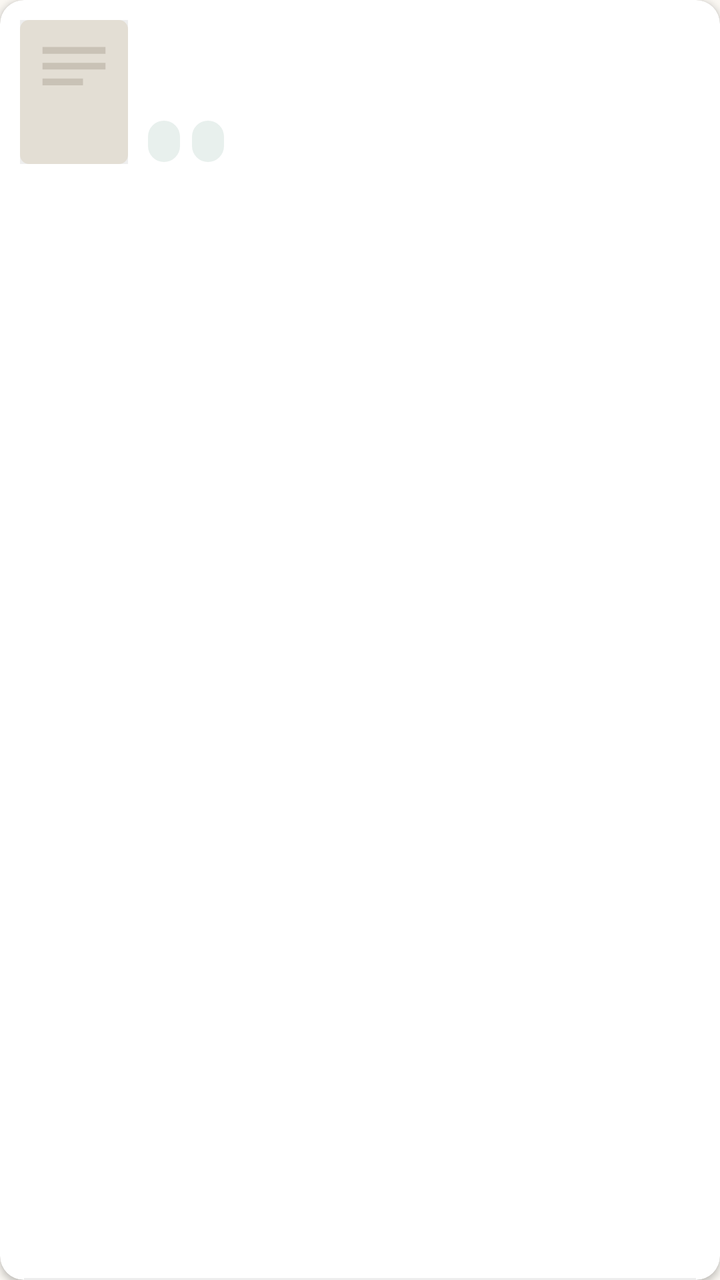
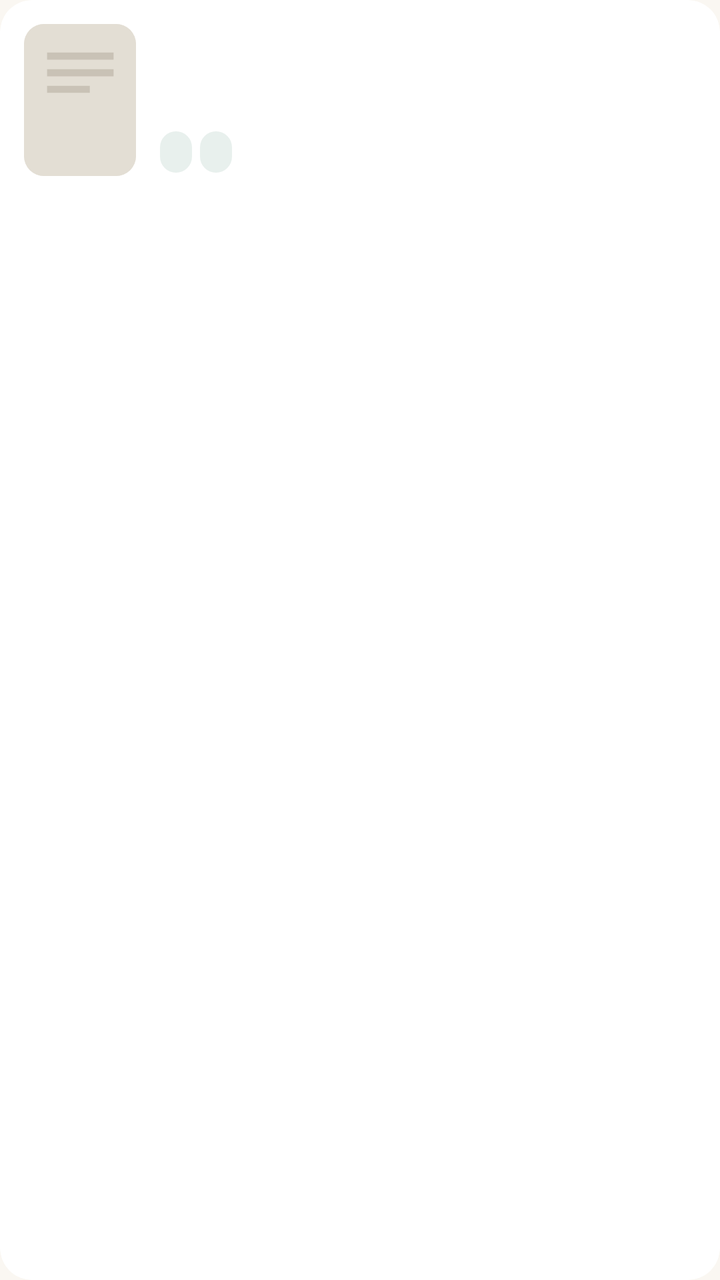

An Android layout rendered at two revisions. The XML below is the earlier revision; the diff shows what the commit changed to produce the second picture.
<!-- AndroidManifest.xml: application theme Theme.Bookshelf -->
<!-- res/layout/item_book.xml -->
<?xml version="1.0" encoding="utf-8"?>
<androidx.cardview.widget.CardView xmlns:android="http://schemas.android.com/apk/res/android"
    xmlns:app="http://schemas.android.com/apk/res-auto"
    android:layout_width="match_parent"
    android:layout_height="wrap_content"
    android:layout_marginHorizontal="10dp"
    android:layout_marginVertical="5dp"
    app:cardCornerRadius="12dp"
    app:cardElevation="2dp">

    <LinearLayout
        android:layout_width="match_parent"
        android:layout_height="wrap_content"
        android:orientation="horizontal"
        android:gravity="center_vertical"
        android:padding="10dp">

        <ImageView
            android:id="@+id/iv_cover"
            android:layout_width="54dp"
            android:layout_height="72dp"
            android:background="#EEE"
            android:scaleType="centerCrop"
            android:src="@drawable/ic_cover_placeholder" />

        <LinearLayout
            android:layout_width="0dp"
            android:layout_height="wrap_content"
            android:layout_weight="1"
            android:layout_marginStart="10dp"
            android:orientation="vertical">

            <TextView
                android:id="@+id/tv_title"
                android:layout_width="match_parent"
                android:layout_height="wrap_content"
                android:textSize="16sp"
                android:textStyle="bold"
                android:textColor="@color/text_main"
                android:maxLines="2"
                android:ellipsize="end" />

            <TextView
                android:id="@+id/tv_author"
                android:layout_width="match_parent"
                android:layout_height="wrap_content"
                android:layout_marginTop="4dp"
                android:textSize="13sp"
                android:textColor="@color/text_sub"
                android:maxLines="1"
                android:ellipsize="end" />

            <LinearLayout
                android:layout_width="match_parent"
                android:layout_height="wrap_content"
                android:layout_marginTop="6dp"
                android:orientation="horizontal">

                <TextView
                    android:id="@+id/tv_location"
                    android:layout_width="wrap_content"
                    android:layout_height="wrap_content"
                    android:background="@drawable/bg_chip"
                    android:paddingHorizontal="8dp"
                    android:paddingVertical="3dp"
                    android:textSize="11sp"
                    android:textColor="?attr/colorPrimary" />

                <TextView
                    android:id="@+id/tv_stock"
                    android:layout_width="wrap_content"
                    android:layout_height="wrap_content"
                    android:layout_marginStart="6dp"
                    android:background="@drawable/bg_chip"
                    android:paddingHorizontal="8dp"
                    android:paddingVertical="3dp"
                    android:textSize="11sp"
                    android:textColor="?attr/colorPrimary" />
            </LinearLayout>

            
            <LinearLayout
                android:id="@+id/tags_row"
                android:layout_width="match_parent"
                android:layout_height="wrap_content"
                android:layout_marginTop="6dp"
                android:orientation="horizontal"
                android:visibility="gone" />
        </LinearLayout>

        <TextView
            android:id="@+id/tv_rating"
            android:layout_width="wrap_content"
            android:layout_height="wrap_content"
            android:layout_marginStart="6dp"
            android:textSize="13sp"
            android:textColor="?attr/colorSecondary" />
    </LinearLayout>

    
    <View
        android:layout_width="match_parent"
        android:layout_height="1dp"
        android:layout_gravity="bottom"
        android:layout_marginHorizontal="12dp"
        android:background="@color/divider_faint" />
</androidx.cardview.widget.CardView>
<!-- resources referenced by this layout -->
<resources>
  <color name="divider_faint">#12000000</color>
  <!-- drawable bg_chip (drawable) -->
  <?xml version="1.0" encoding="utf-8"?>
  <shape xmlns:android="http://schemas.android.com/apk/res/android" android:shape="rectangle">
      <solid android:color="@color/chip_bg" />
      <corners android:radius="8dp" />
  </shape>
  <style name="Theme.Bookshelf" parent="Theme.Material3.Light.NoActionBar">
          <item name="colorPrimary">@color/primary</item>
          <item name="colorPrimaryVariant">@color/primary_dark</item>
          <item name="colorSecondary">@color/accent</item>
          <item name="android:colorBackground">@color/bg_page</item>
          <item name="android:statusBarColor">@color/primary_dark</item>
          
          <item name="chip_bg">@color/chip_bg</item>
      </style>
  <!-- unchanged entries left out for length: 8 -->
</resources>

<!-- the commit's change to res/layout/item_book.xml (unified diff, before → after) -->
@@ -1,25 +1,25 @@
 <?xml version="1.0" encoding="utf-8"?>
 <androidx.cardview.widget.CardView xmlns:android="http://schemas.android.com/apk/res/android"
     xmlns:app="http://schemas.android.com/apk/res-auto"
+    style="@style/Widget.Bookshelf.Card"
     android:layout_width="match_parent"
     android:layout_height="wrap_content"
-    android:layout_marginHorizontal="10dp"
-    android:layout_marginVertical="5dp"
-    app:cardCornerRadius="12dp"
-    app:cardElevation="2dp">
+    android:layout_marginHorizontal="@dimen/page_padding"
+    android:layout_marginVertical="@dimen/space_xs">
 
     <LinearLayout
         android:layout_width="match_parent"
         android:layout_height="wrap_content"
         android:orientation="horizontal"
         android:gravity="center_vertical"
-        android:padding="10dp">
+        android:padding="@dimen/space_md">
 
         <ImageView
             android:id="@+id/iv_cover"
-            android:layout_width="54dp"
-            android:layout_height="72dp"
-            android:background="#EEE"
+            android:layout_width="56dp"
+            android:layout_height="76dp"
+            android:background="@drawable/bg_cover"
+            android:clipToOutline="true"
             android:scaleType="centerCrop"
             android:src="@drawable/ic_cover_placeholder" />
 
@@ -27,16 +27,16 @@
             android:layout_width="0dp"
             android:layout_height="wrap_content"
             android:layout_weight="1"
-            android:layout_marginStart="10dp"
+            android:layout_marginStart="@dimen/space_md"
             android:orientation="vertical">
 
             <TextView
                 android:id="@+id/tv_title"
                 android:layout_width="match_parent"
                 android:layout_height="wrap_content"
-                android:textSize="16sp"
+                android:textSize="@dimen/text_headline"
                 android:textStyle="bold"
-                android:textColor="@color/text_main"
+                android:textColor="?attr/on_surface"
                 android:maxLines="2"
                 android:ellipsize="end" />
 
@@ -44,16 +44,16 @@
                 android:id="@+id/tv_author"
                 android:layout_width="match_parent"
                 android:layout_height="wrap_content"
-                android:layout_marginTop="4dp"
-                android:textSize="13sp"
-                android:textColor="@color/text_sub"
+                android:layout_marginTop="@dimen/space_xs"
+                android:textSize="@dimen/text_body_small"
+                android:textColor="?attr/on_surface_variant"
                 android:maxLines="1"
                 android:ellipsize="end" />
 
             <LinearLayout
                 android:layout_width="match_parent"
                 android:layout_height="wrap_content"
-                android:layout_marginTop="6dp"
+                android:layout_marginTop="@dimen/space_sm"
                 android:orientation="horizontal">
 
                 <TextView
@@ -61,21 +61,21 @@
                     android:layout_width="wrap_content"
                     android:layout_height="wrap_content"
                     android:background="@drawable/bg_chip"
-                    android:paddingHorizontal="8dp"
+                    android:paddingHorizontal="@dimen/space_sm"
                     android:paddingVertical="3dp"
-                    android:textSize="11sp"
-                    android:textColor="?attr/colorPrimary" />
+                    android:textSize="@dimen/text_caption"
+                    android:textColor="?attr/on_primary_container" />
 
                 <TextView
                     android:id="@+id/tv_stock"
                     android:layout_width="wrap_content"
                     android:layout_height="wrap_content"
-                    android:layout_marginStart="6dp"
+                    android:layout_marginStart="@dimen/space_xs"
                     android:background="@drawable/bg_chip"
-                    android:paddingHorizontal="8dp"
+                    android:paddingHorizontal="@dimen/space_sm"
                     android:paddingVertical="3dp"
-                    android:textSize="11sp"
-                    android:textColor="?attr/colorPrimary" />
+                    android:textSize="@dimen/text_caption"
+                    android:textColor="?attr/on_primary_container" />
             </LinearLayout>
 
             
@@ -83,7 +83,7 @@
                 android:id="@+id/tags_row"
                 android:layout_width="match_parent"
                 android:layout_height="wrap_content"
-                android:layout_marginTop="6dp"
+                android:layout_marginTop="@dimen/space_xs"
                 android:orientation="horizontal"
                 android:visibility="gone" />
         </LinearLayout>
@@ -92,16 +92,8 @@
             android:id="@+id/tv_rating"
             android:layout_width="wrap_content"
             android:layout_height="wrap_content"
-            android:layout_marginStart="6dp"
-            android:textSize="13sp"
+            android:layout_marginStart="@dimen/space_sm"
+            android:textSize="@dimen/text_body_small"
             android:textColor="?attr/colorSecondary" />
     </LinearLayout>
-
-    
-    <View
-        android:layout_width="match_parent"
-        android:layout_height="1dp"
-        android:layout_gravity="bottom"
-        android:layout_marginHorizontal="12dp"
-        android:background="@color/divider_faint" />
 </androidx.cardview.widget.CardView>
<!-- resource entries referenced after the edit -->
@@ -1,21 +1,96 @@
 <!-- resources referenced by this layout -->
 <resources>
-  <color name="divider_faint">#12000000</color>
+  <dimen name="page_padding">12dp</dimen>
+  <dimen name="space_md">12dp</dimen>
+  <dimen name="space_sm">8dp</dimen>
+  <dimen name="space_xs">4dp</dimen>
+  <dimen name="text_body_small">13sp</dimen>
+  <dimen name="text_caption">11sp</dimen>
+  <dimen name="text_headline">17sp</dimen>
   <!-- drawable bg_chip (drawable) -->
   <?xml version="1.0" encoding="utf-8"?>
   <shape xmlns:android="http://schemas.android.com/apk/res/android" android:shape="rectangle">
-      <solid android:color="@color/chip_bg" />
-      <corners android:radius="8dp" />
+      <solid android:color="?attr/chip_bg" />
+      <corners android:radius="@dimen/radius_sm" />
   </shape>
-  <style name="Theme.Bookshelf" parent="Theme.Material3.Light.NoActionBar">
+  <!-- drawable bg_cover (drawable) -->
+  <?xml version="1.0" encoding="utf-8"?>
+  <shape xmlns:android="http://schemas.android.com/apk/res/android" android:shape="rectangle">
+      <solid android:color="@color/cover_placeholder_bg" />
+      <corners android:radius="10dp" />
+  </shape>
+  <style name="Widget.Bookshelf.Card" parent="CardView">
+          <item name="cardCornerRadius">@dimen/card_corner</item>
+          <item name="cardElevation">0dp</item>
+          <item name="cardBackgroundColor">?attr/surface</item>
+          <item name="strokeColor">?attr/outline</item>
+          <item name="strokeWidth">1dp</item>
+      </style>
+  <style name="Theme.Bookshelf" parent="Theme.Bookshelf.Base">
           <item name="colorPrimary">@color/primary</item>
           <item name="colorPrimaryVariant">@color/primary_dark</item>
           <item name="colorSecondary">@color/accent</item>
-          <item name="android:colorBackground">@color/bg_page</item>
-          <item name="android:statusBarColor">@color/primary_dark</item>
           
           <item name="chip_bg">@color/chip_bg</item>
+          <item name="primary_container">@color/green_container</item>
+          <item name="on_primary_container">@color/green_on_container</item>
       </style>
+  <dimen name="radius_sm">8dp</dimen>
+  <color name="cover_placeholder_bg">#E9E3D8</color>
+  <dimen name="card_corner">16dp</dimen>
+  <style name="Theme.Bookshelf.Base" parent="Theme.Material3.Light.NoActionBar">
+          
+          <item name="android:colorBackground">@color/bg_page</item>
+          
+          <item name="android:statusBarColor">?attr/colorPrimary</item>
+          <item name="android:windowLightStatusBar">false</item>
+          
+          <item name="surface">@color/surface</item>
+          <item name="surface_dim">@color/surface_dim</item>
+          <item name="outline">@color/outline</item>
+          <item name="outline_strong">@color/outline_strong</item>
+          <item name="on_surface">@color/text_main</item>
+          <item name="on_surface_variant">@color/text_sub</item>
+          
+          <item name="materialButtonStyle">@style/Widget.Bookshelf.Button</item>
+          <item name="textInputStyle">@style/Widget.Bookshelf.TextField</item>
+          <item name="materialCardViewStyle">@style/Widget.Bookshelf.MaterialCard</item>
+      </style>
+  <color name="green_container">#E6F0EC</color>
+  <color name="green_on_container">#1C4A3E</color>
+  <color name="surface">#FFFFFF</color>
+  <color name="surface_dim">#F4F0E9</color>
+  <color name="outline">#E6E0D5</color>
+  <color name="outline_strong">#CFC5B4</color>
+  <style name="Widget.Bookshelf.Button" parent="Widget.Material3.Button">
+          <item name="shapeAppearance">@style/ShapeAppearance.Bookshelf.Medium</item>
+          <item name="android:textSize">@dimen/text_body_small</item>
+          <item name="android:letterSpacing">0.02</item>
+          <item name="android:minHeight">44dp</item>
+          <item name="cornerRadius">@dimen/radius_md</item>
+      </style>
+  <style name="Widget.Bookshelf.TextField" parent="Widget.Material3.TextInputLayout.OutlinedBox">
+          <item name="boxStrokeColor">@color/text_field_stroke</item>
+          <item name="boxStrokeWidth">1dp</item>
+          <item name="boxStrokeWidthFocused">1.5dp</item>
+          <item name="boxCornerRadiusTopStart">@dimen/radius_md</item>
+          <item name="boxCornerRadiusTopEnd">@dimen/radius_md</item>
+          <item name="boxCornerRadiusBottomStart">@dimen/radius_md</item>
+          <item name="boxCornerRadiusBottomEnd">@dimen/radius_md</item>
+          <item name="boxBackgroundColor">?attr/surface</item>
+          <item name="hintTextColor">?attr/colorPrimary</item>
+          <item name="android:textColorHint">?attr/on_surface_variant</item>
+      </style>
+  <style name="Widget.Bookshelf.MaterialCard" parent="Widget.Material3.CardView.Outlined">
+          <item name="cardCornerRadius">@dimen/card_corner</item>
+          <item name="cardElevation">0dp</item>
+          <item name="strokeColor">?attr/outline</item>
+          <item name="strokeWidth">1dp</item>
+      </style>
+  <style name="ShapeAppearance.Bookshelf.Medium" parent="ShapeAppearance.Material3.Corner.Medium">
+          <item name="cornerSize">@dimen/radius_md</item>
+      </style>
+  <dimen name="radius_md">12dp</dimen>
   <!-- unchanged entries left out for length: 8 -->
 </resources>
 
